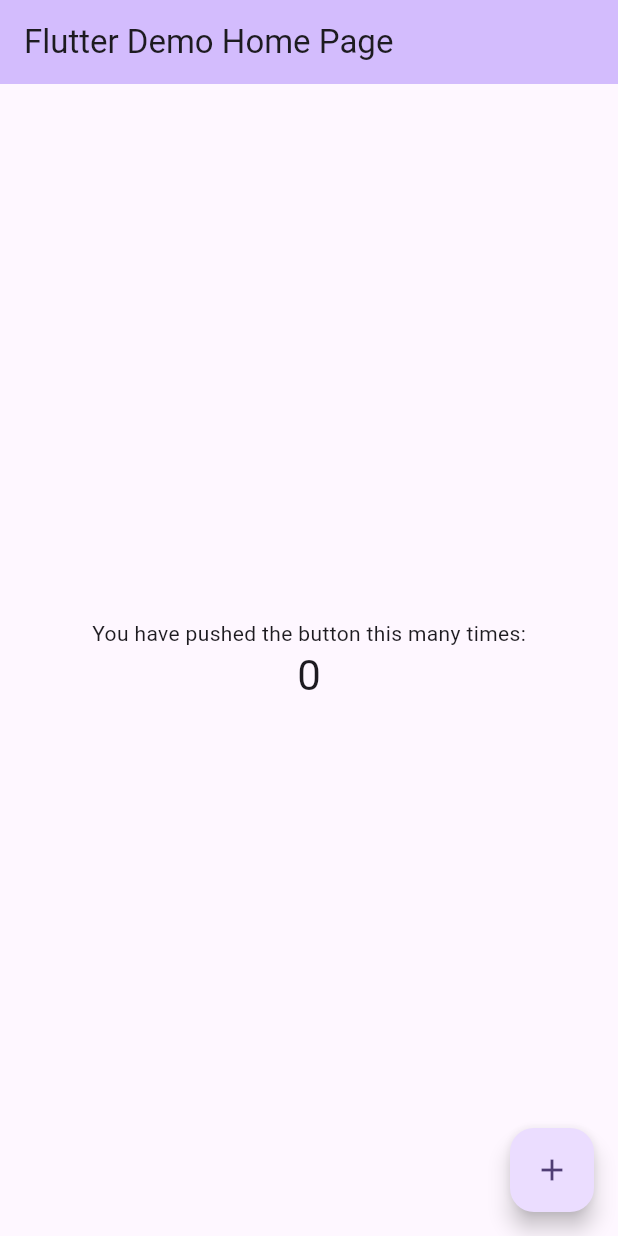
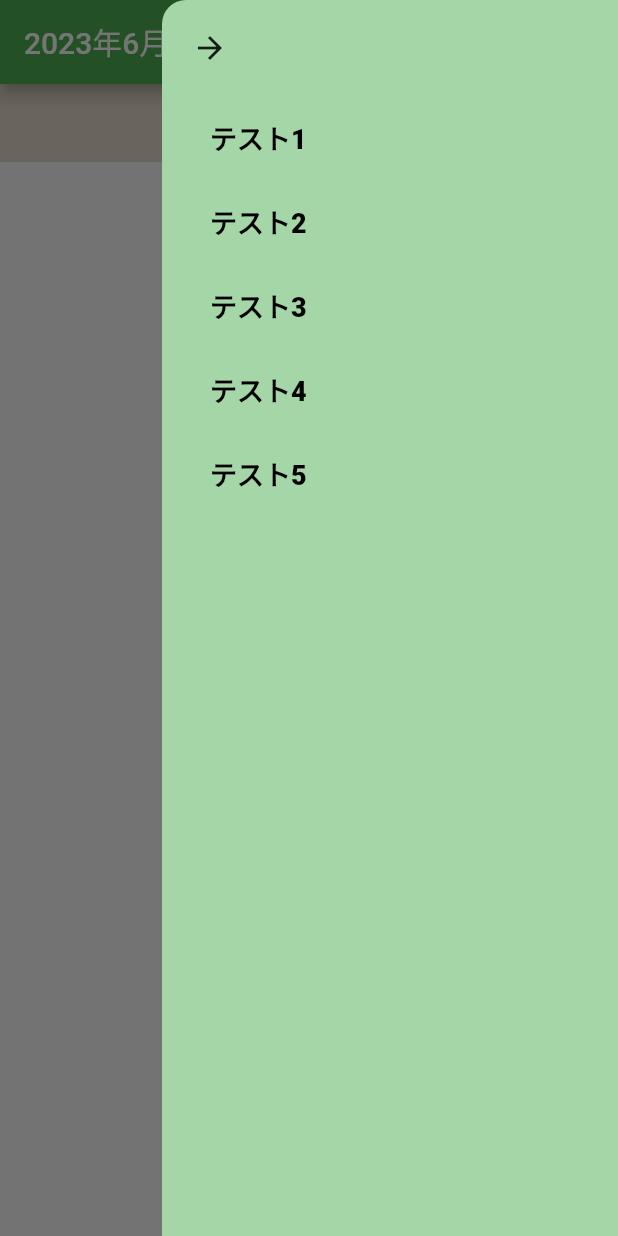
Before and after one commit to wakizaka24/scal, a Flutter app: the screen it shows after launch, with the side drawer open (before the commit the screen has no drawer), on a phone screen of 412 x 824 dp. Run offline on Flutter 3.47's test engine with Material 2 defaults, Android fonts, the phone set to English and light mode, and no system bars; our stand-ins replace hooks_riverpod.

Commit message:
カレンダーを実装する

```diff
--- /dev/null
+++ b/lib/f001_calendar_page.dart
@@ -0,0 +1,36 @@
+import 'package:flutter/material.dart';
+import 'package:hooks_riverpod/hooks_riverpod.dart';
+
+import 'f002_end_drawer.dart';
+
+class CalendarPage extends HookConsumerWidget {
+  const CalendarPage({super.key});
+
+  @override
+  Widget build(BuildContext context, WidgetRef ref) {
+    return Scaffold(
+        appBar: AppBar(
+          title: const Row(
+            crossAxisAlignment: CrossAxisAlignment.start,
+            children: [
+              Text('2023年6月'),
+            ],
+          ),
+        ),
+        endDrawer: const EndDrawer(),
+        body: SafeArea(
+          child: Column(
+            children: [
+              Container(
+                height: 52,
+                color: const Color(0xCCDED2BF),
+                padding: const EdgeInsets.symmetric(
+                    horizontal: 16, vertical: 16),
+              )
+
+            ],
+          ),
+        )
+    );
+  }
+}
--- /dev/null
+++ b/lib/f002_end_drawer.dart
@@ -0,0 +1,150 @@
+import 'package:flutter/material.dart';
+
+enum EndDrawerMenuType {
+  test1(title: 'テスト1'),
+  test2(title: 'テスト2'),
+  test3(title: 'テスト3'),
+  test4(title: 'テスト4'),
+  test5(title: 'テスト5');
+
+  const EndDrawerMenuType({required this.title});
+  final String title;
+}
+
+class HighlightAbleButton extends StatelessWidget {
+  const HighlightAbleButton({super.key,
+    required this.title,
+    this.fontSize,
+    this.index,
+    required this.isHighlighted,
+    required this.onTapDown,
+    required this.onTap,
+    required this.onTapCancel,
+  });
+
+  final String title;
+  final double? fontSize;
+  final int? index;
+  final bool isHighlighted;
+  final void Function(int?) onTapDown;
+  final void Function(int?) onTap;
+  final void Function(int?) onTapCancel;
+
+  @override
+  Widget build(BuildContext context) {
+    final theme = Theme.of(context);
+
+    return GestureDetector(
+      onTapDown: (TapDownDetails details) => onTapDown(index),
+      onTap: () => onTap(index),
+      onTapCancel: () => onTapCancel(index),
+      child: Container(
+        margin: const EdgeInsets.symmetric(horizontal: 16),
+        decoration: BoxDecoration(
+          color: isHighlighted
+              ? theme.colorScheme.secondaryContainer
+              : Colors.transparent,
+          borderRadius: BorderRadius.circular(16),
+        ),
+        child: ListTile(
+          title: Text(
+            title,
+            style: TextStyle(
+              color: isHighlighted
+                  ? theme.colorScheme.onSecondaryContainer
+                  : theme.colorScheme.onSurfaceVariant,
+              fontSize: fontSize,
+              fontWeight: FontWeight.w800,
+            ),
+          ),
+        ),
+      ),
+    );
+  }
+}
+
+class EndDrawer extends StatefulWidget {
+  const EndDrawer({super.key});
+
+  @override
+  State<EndDrawer> createState() => _EndDrawerState();
+}
+
+class _EndDrawerState extends State<EndDrawer> {
+  int? _highlightedIndex;
+
+  @override
+  Widget build(BuildContext context) {
+    final theme = Theme.of(context);
+
+    ListView menuList = ListView(
+      physics: const NeverScrollableScrollPhysics(),
+      children: [
+        for (int i=0; i < EndDrawerMenuType.values.length; i++) ... {
+          HighlightAbleButton(
+            title: EndDrawerMenuType.values[i].title,
+            fontSize: 18,
+            index: i,
+            isHighlighted: _highlightedIndex == i,
+            onTapDown: (int? i) async {
+              setState(() {
+                _highlightedIndex = i;
+              });
+            },
+            onTap: (int? i) async {
+              setState(() {
+                _highlightedIndex = null;
+              });
+              Navigator.pop(context);
+
+              final snackBar = SnackBar(
+                content: Text('${EndDrawerMenuType
+                    .values[i!].title}をクリックしました!'),
+                action: SnackBarAction(
+                  label: '詳細',
+                  onPressed: () {
+                  },
+                ),
+              );
+              ScaffoldMessenger.of(context).showSnackBar(snackBar);
+            },
+            onTapCancel: (int? i) async {
+              setState(() {
+                _highlightedIndex = null;
+              });
+            },
+          )
+        }
+      ],
+    );
+
+    return SafeArea(
+        bottom: false,
+        child: ClipRRect(
+            borderRadius: const BorderRadius.only(
+                topLeft: Radius.circular(16)),
+            child: Drawer(
+                backgroundColor: theme.colorScheme.background,
+                child: Column(
+                    crossAxisAlignment: CrossAxisAlignment.start,
+                    children: [
+                      Padding(
+                          padding: const EdgeInsets.symmetric(
+                            horizontal: 8,
+                            vertical: 8,
+                          ),
+                          child: IconButton(
+                            onPressed: () => Navigator.pop(context),
+                            icon: const Icon(Icons.arrow_forward),
+                          )
+                      ),
+                      Expanded(
+                          child: menuList
+                      ),
+                    ]
+                )
+            )
+        )
+    );
+  }
+}
--- a/lib/main.dart
+++ b/lib/main.dart
@@ -1,125 +1,35 @@
 import 'package:flutter/material.dart';
+import 'package:flutter_localizations/flutter_localizations.dart';
+import 'package:hooks_riverpod/hooks_riverpod.dart';
+import 'package:scal/f001_calendar_page.dart';
 
 void main() {
-  runApp(const MyApp());
+  runApp(const SCalApp());
 }
 
-class MyApp extends StatelessWidget {
-  const MyApp({super.key});
+class SCalApp extends StatelessWidget {
+  const SCalApp({super.key});
 
   // This widget is the root of your application.
   @override
   Widget build(BuildContext context) {
-    return MaterialApp(
-      title: 'Flutter Demo',
-      theme: ThemeData(
-        // This is the theme of your application.
-        //
-        // TRY THIS: Try running your application with "flutter run". You'll see
-        // the application has a blue toolbar. Then, without quitting the app,
-        // try changing the seedColor in the colorScheme below to Colors.green
-        // and then invoke "hot reload" (save your changes or press the "hot
-        // reload" button in a Flutter-supported IDE, or press "r" if you used
-        // the command line to start the app).
-        //
-        // Notice that the counter didn't reset back to zero; the application
-        // state is not lost during the reload. To reset the state, use hot
-        // restart instead.
-        //
-        // This works for code too, not just values: Most code changes can be
-        // tested with just a hot reload.
-        colorScheme: ColorScheme.fromSeed(seedColor: Colors.deepPurple),
-        useMaterial3: true,
-      ),
-      home: const MyHomePage(title: 'Flutter Demo Home Page'),
+    return ProviderScope(
+        child: MaterialApp(
+          localizationsDelegates: const [
+            GlobalMaterialLocalizations.delegate,
+            GlobalCupertinoLocalizations.delegate,
+            GlobalWidgetsLocalizations.delegate,
+          ],
+          supportedLocales: const [
+            Locale('en'),
+            Locale('ja'),
+          ],
+          theme: ThemeData(
+            primarySwatch: Colors.green,
+          ),
+          title: 'SCal',
+        home: const CalendarPage(),
+      )
     );
   }
 }
-
-class MyHomePage extends StatefulWidget {
-  const MyHomePage({super.key, required this.title});
-
-  // This widget is the home page of your application. It is stateful, meaning
-  // that it has a State object (defined below) that contains fields that affect
-  // how it looks.
-
-  // This class is the configuration for the state. It holds the values (in this
-  // case the title) provided by the parent (in this case the App widget) and
-  // used by the build method of the State. Fields in a Widget subclass are
-  // always marked "final".
-
-  final String title;
-
-  @override
-  State<MyHomePage> createState() => _MyHomePageState();
-}
-
-class _MyHomePageState extends State<MyHomePage> {
-  int _counter = 0;
-
-  void _incrementCounter() {
-    setState(() {
-      // This call to setState tells the Flutter framework that something has
-      // changed in this State, which causes it to rerun the build method below
-      // so that the display can reflect the updated values. If we changed
-      // _counter without calling setState(), then the build method would not be
-      // called again, and so nothing would appear to happen.
-      _counter++;
-    });
-  }
-
-  @override
-  Widget build(BuildContext context) {
-    // This method is rerun every time setState is called, for instance as done
-    // by the _incrementCounter method above.
-    //
-    // The Flutter framework has been optimized to make rerunning build methods
-    // fast, so that you can just rebuild anything that needs updating rather
-    // than having to individually change instances of widgets.
-    return Scaffold(
-      appBar: AppBar(
-        // TRY THIS: Try changing the color here to a specific color (to
-        // Colors.amber, perhaps?) and trigger a hot reload to see the AppBar
-        // change color while the other colors stay the same.
-        backgroundColor: Theme.of(context).colorScheme.inversePrimary,
-        // Here we take the value from the MyHomePage object that was created by
-        // the App.build method, and use it to set our appbar title.
-        title: Text(widget.title),
-      ),
-      body: Center(
-        // Center is a layout widget. It takes a single child and positions it
-        // in the middle of the parent.
-        child: Column(
-          // Column is also a layout widget. It takes a list of children and
-          // arranges them vertically. By default, it sizes itself to fit its
-          // children horizontally, and tries to be as tall as its parent.
-          //
-          // Column has various properties to control how it sizes itself and
-          // how it positions its children. Here we use mainAxisAlignment to
-          // center the children vertically; the main axis here is the vertical
-          // axis because Columns are vertical (the cross axis would be
-          // horizontal).
-          //
-          // TRY THIS: Invoke "debug painting" (choose the "Toggle Debug Paint"
-          // action in the IDE, or press "p" in the console), to see the
-          // wireframe for each widget.
-          mainAxisAlignment: MainAxisAlignment.center,
-          children: <Widget>[
-            const Text(
-              'You have pushed the button this many times:',
-            ),
-            Text(
-              '$_counter',
-              style: Theme.of(context).textTheme.headlineMedium,
-            ),
-          ],
-        ),
-      ),
-      floatingActionButton: FloatingActionButton(
-        onPressed: _incrementCounter,
-        tooltip: 'Increment',
-        child: const Icon(Icons.add),
-      ), // This trailing comma makes auto-formatting nicer for build methods.
-    );
-  }
-}
```
Also changed, not shown: pubspec.yaml (+19 -0 lines), pubspec.lock, 7 other files.
